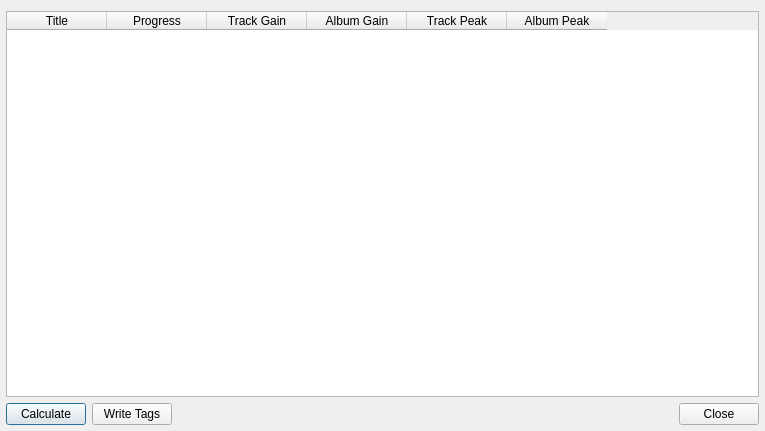
This is src/plugins/General/rgscan/rgscandialog.ui in ksv1986/qmmp-staging as Qt 5 draws it before an edit. The edited form follows.
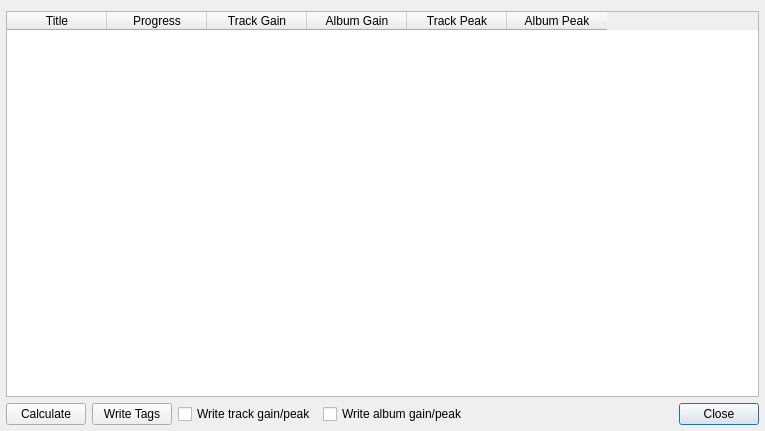
This is the edited form.

Commit message: rgscan: added checkboxes

```diff
--- a/src/plugins/General/rgscan/rgscandialog.ui
+++ b/src/plugins/General/rgscan/rgscandialog.ui
@@ -23,7 +23,21 @@
    <property name="bottomMargin">
     <number>6</number>
    </property>
-   <item row="0" column="0" colspan="3">
+   <item row="1" column="2">
+    <widget class="QCheckBox" name="trackCheckBox">
+     <property name="text">
+      <string>Write track gain/peak</string>
+     </property>
+    </widget>
+   </item>
+   <item row="1" column="4">
+    <widget class="QDialogButtonBox" name="buttonBox">
+     <property name="standardButtons">
+      <set>QDialogButtonBox::Close</set>
+     </property>
+    </widget>
+   </item>
+   <item row="0" column="0" colspan="5">
     <widget class="QTableWidget" name="tableWidget">
      <property name="editTriggers">
       <set>QAbstractItemView::NoEditTriggers</set>
@@ -83,10 +97,10 @@
      </property>
     </widget>
    </item>
-   <item row="1" column="2">
-    <widget class="QDialogButtonBox" name="buttonBox">
-     <property name="standardButtons">
-      <set>QDialogButtonBox::Close</set>
+   <item row="1" column="3">
+    <widget class="QCheckBox" name="albumCheckBox">
+     <property name="text">
+      <string>Write album gain/peak</string>
      </property>
     </widget>
    </item>
```
The commit also changes 1 other file.
